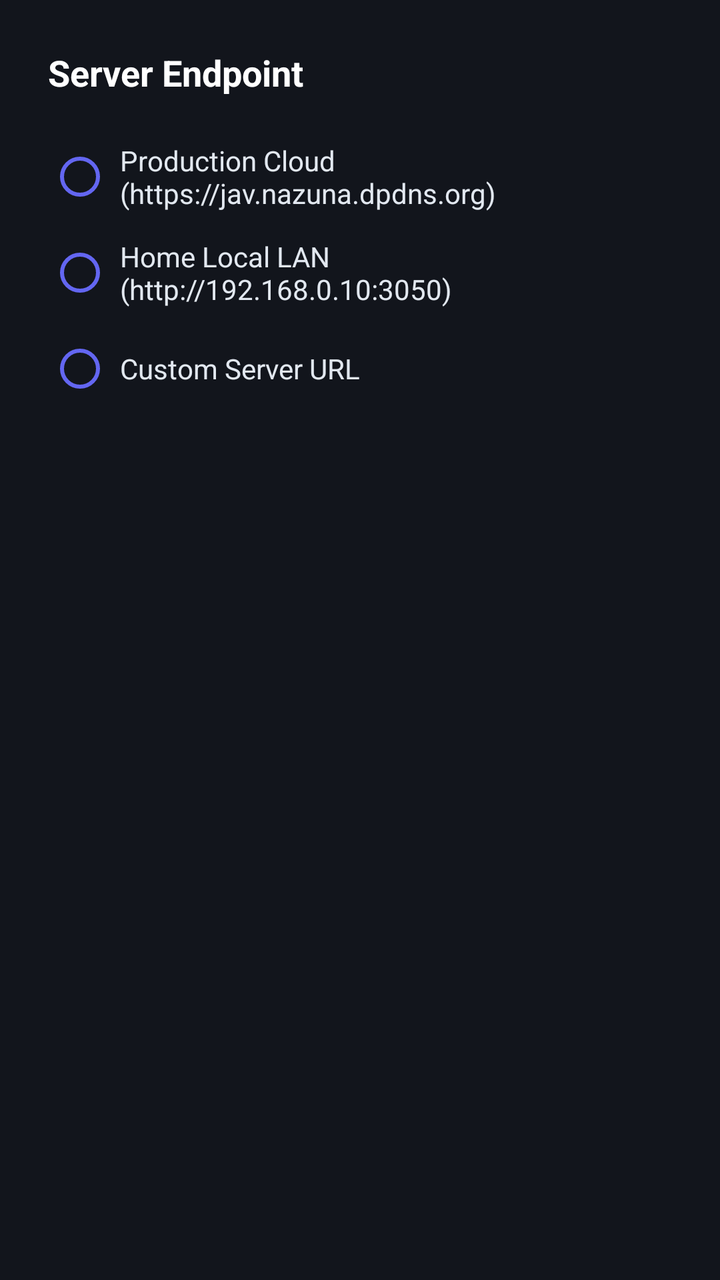
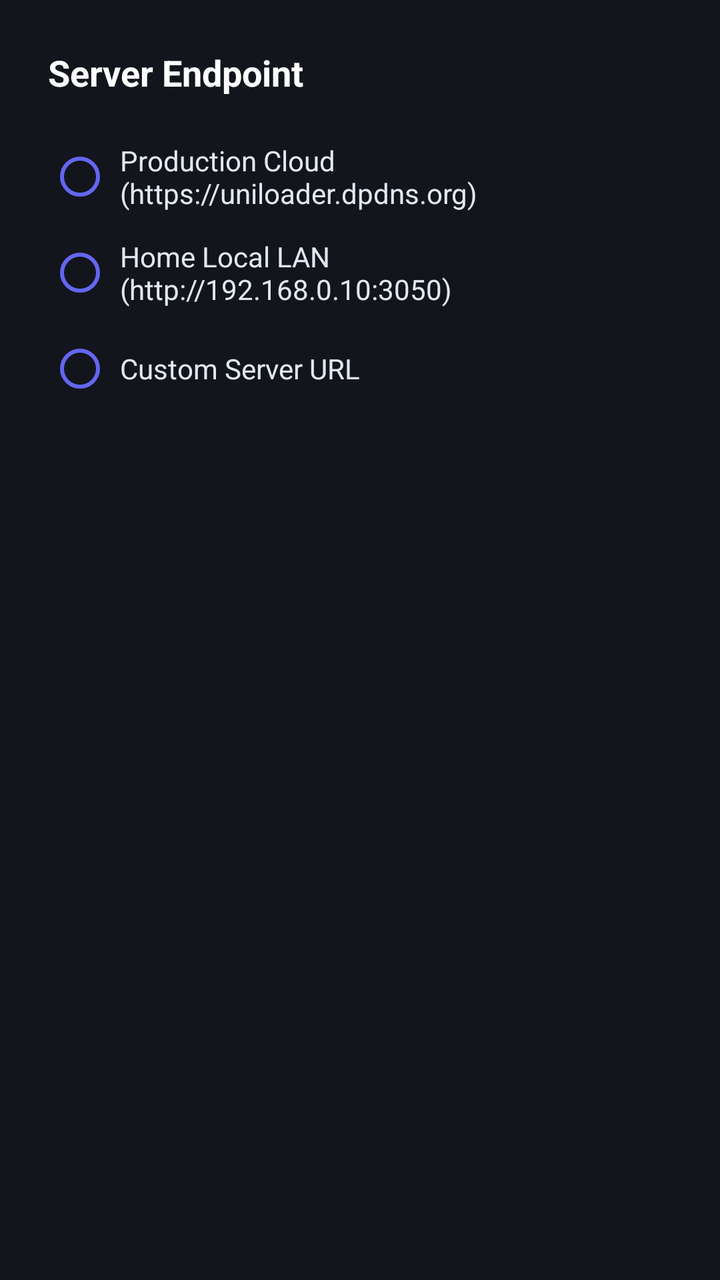

The first picture is an Android layout as it rendered before a commit; the second is the same layout after the commit. The layout source and the unified diff follow.
<!-- AndroidManifest.xml: application theme Theme.JAVDownloader -->
<!-- res/layout/dialog_server_settings.xml -->
﻿<?xml version="1.0" encoding="utf-8"?>
<LinearLayout
    xmlns:android="http://schemas.android.com/apk/res/android"
    android:layout_width="match_parent"
    android:layout_height="wrap_content"
    android:orientation="vertical"
    android:padding="24dp"
    android:background="#12151c">

    <TextView
        android:layout_width="wrap_content"
        android:layout_height="wrap_content"
        android:text="Server Endpoint"
        android:textColor="#ffffff"
        android:textSize="18sp"
        android:textStyle="bold"
        android:layout_marginBottom="16dp" />

    <RadioGroup
        android:id="@+id/rgServerOptions"
        android:layout_width="match_parent"
        android:layout_height="wrap_content"
        android:layout_marginBottom="16dp">

        <RadioButton
            android:id="@+id/rbCloud"
            android:layout_width="match_parent"
            android:layout_height="wrap_content"
            android:text="Production Cloud (https://jav.nazuna.dpdns.org)"
            android:textColor="#e2e8f0"
            android:buttonTint="#6366f1"
            android:padding="4dp" />

        <RadioButton
            android:id="@+id/rbLan"
            android:layout_width="match_parent"
            android:layout_height="wrap_content"
            android:text="Home Local LAN (http://192.168.0.10:3050)"
            android:textColor="#e2e8f0"
            android:buttonTint="#6366f1"
            android:padding="4dp" />

        <RadioButton
            android:id="@+id/rbCustom"
            android:layout_width="match_parent"
            android:layout_height="wrap_content"
            android:text="Custom Server URL"
            android:textColor="#e2e8f0"
            android:buttonTint="#6366f1"
            android:padding="4dp" />
    </RadioGroup>

    <com.google.android.material.textfield.TextInputLayout
        android:id="@+id/tilCustomUrl"
        style="@style/Widget.MaterialComponents.TextInputLayout.OutlinedBox"
        android:layout_width="match_parent"
        android:layout_height="wrap_content"
        android:hint="Custom Server Address"
        android:textColorHint="#94a3b8"
        android:visibility="gone">

        <com.google.android.material.textfield.TextInputEditText
            android:id="@+id/etCustomUrl"
            android:layout_width="match_parent"
            android:layout_height="wrap_content"
            android:inputType="textUri"
            android:textColor="#ffffff" />
    </com.google.android.material.textfield.TextInputLayout>

</LinearLayout>
<!-- resources referenced by this layout -->
<resources>
  <style name="Theme.JAVDownloader" parent="Theme.MaterialComponents.DayNight.NoActionBar">
          <item name="android:statusBarColor">#0a0b0e</item>
          <item name="android:navigationBarColor">#0a0b0e</item>
          <item name="android:windowBackground">#0a0b0e</item>
          <item name="colorPrimary">#6366f1</item>
          <item name="colorPrimaryVariant">#4f46e5</item>
          <item name="colorOnPrimary">#ffffff</item>
      </style>
</resources>

<!-- the commit's change to res/layout/dialog_server_settings.xml (unified diff, before → after) -->
@@ -1,4 +1,4 @@
-﻿<?xml version="1.0" encoding="utf-8"?>
+<?xml version="1.0" encoding="utf-8"?>
 <LinearLayout
     xmlns:android="http://schemas.android.com/apk/res/android"
     android:layout_width="match_parent"
@@ -26,7 +26,7 @@
             android:id="@+id/rbCloud"
             android:layout_width="match_parent"
             android:layout_height="wrap_content"
-            android:text="Production Cloud (https://jav.nazuna.dpdns.org)"
+            android:text="Production Cloud (https://uniloader.dpdns.org)"
             android:textColor="#e2e8f0"
             android:buttonTint="#6366f1"
             android:padding="4dp" />
